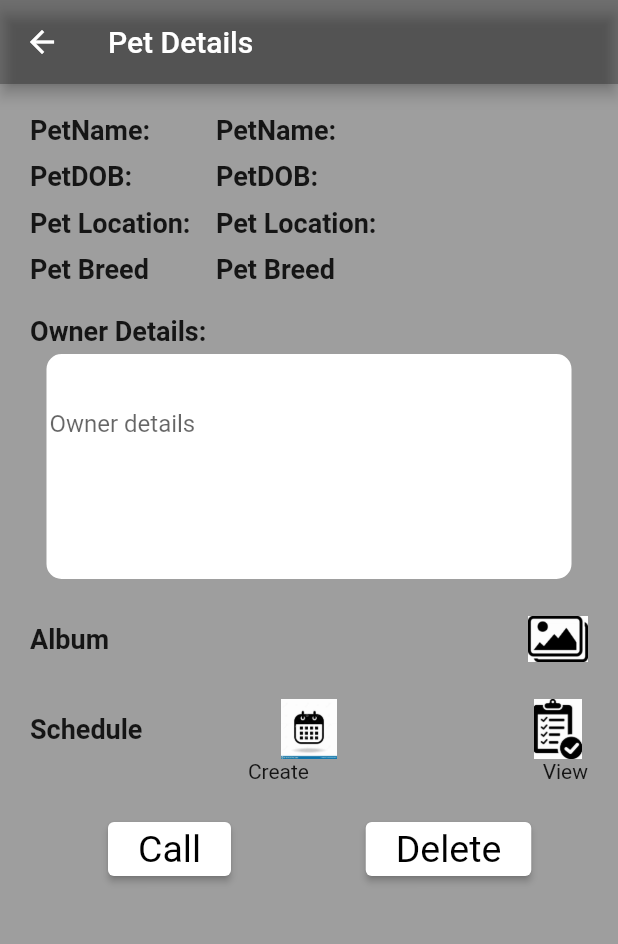
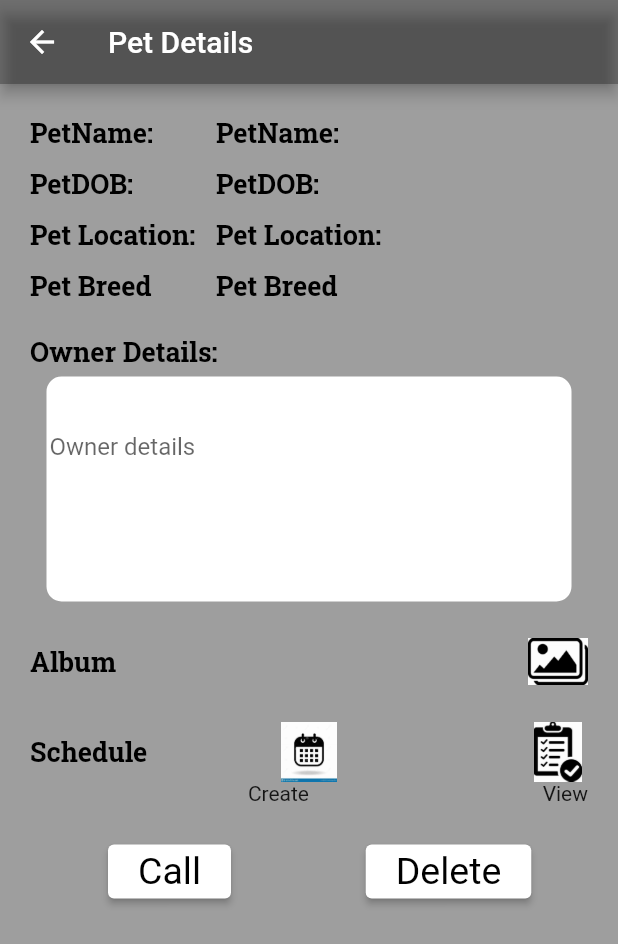
Before and after one commit to vishnuvarthann/infostretchpoc, a Flutter app: the NavigationDrawer screen opened directly, after a tap on an icon or button, on a phone screen of 412 x 824 dp. Shown: the top 944 px of the screen. Run offline on Flutter 3.47's test engine with Material 2 defaults, Android fonts, the phone set to English and light mode, and no system bars; our stand-ins replace carousel_slider, cloud_firestore, connectivity_plus, firebase_core, flutter_rating_bar, image_picker and 5 more; missing offline and left inert: flutter_phone_direct_caller; accounts and stored records are empty.

Commit message:
ui changes for fonts

```diff
--- a/lib/Utility/appbutton.dart
+++ b/lib/Utility/appbutton.dart
@@ -1,4 +1,5 @@
 import 'package:flutter/material.dart';
+import 'package:petfitproject/commonclass/fontfamily.dart';
 
 class AppButton extends StatelessWidget {
   final String title;
@@ -9,16 +10,16 @@ class AppButton extends StatelessWidget {
   final String route;
   final String id;
 
-   const AppButton(
-      {Key? key,
+  const AppButton({
+    Key? key,
     this.title = '',
     this.color = Colors.yellow,
     required this.onPressed,
     required this.id,
     required this.route,
     required this.height,
-      required this.width,})
-      : super(key: key);
+    required this.width,
+  }) : super(key: key);
 
   @override
   Widget build(BuildContext context) {
@@ -38,7 +39,13 @@ class AppButton extends StatelessWidget {
         child: TextButton(
           child: Text(
             title,
-            style: const TextStyle(color: Colors.black, fontSize: 16.0),
+            style: const TextStyle(
+              fontFamily: FontFamily.robotoMono,
+              color: Colors.black,
+              fontWeight: FontWeight.bold,
+              fontSize: 18.0,
+            ),
+            // style: const TextStyle(color: Colors.black, fontSize: 16.0),
           ),
           onPressed: () => onPressed(route, context, id),
         ));
--- /dev/null
+++ b/lib/commonclass/CustomTheme.dart
@@ -0,0 +1,13 @@
+import 'package:flutter/material.dart';
+
+class CustomTheme {
+  static ThemeData get lightTheme {
+    return ThemeData(
+        textTheme: ThemeData.dark().textTheme,
+        fontFamily: 'RobotoSlab', //3
+        buttonTheme: ButtonThemeData(
+          shape:
+              RoundedRectangleBorder(borderRadius: BorderRadius.circular(18.0)),
+        ));
+  }
+}
--- /dev/null
+++ b/lib/commonclass/appstyle.dart
@@ -0,0 +1,24 @@
+import 'package:flutter/material.dart';
+import 'package:petfitproject/commonclass/fontfamily.dart';
+
+class Styles {
+  static const TextStyle headerStyles = TextStyle(
+    fontFamily: FontFamily.robotoMono,
+    color: Colors.black,
+    fontWeight: FontWeight.bold,
+    fontSize: 18.0,
+  );
+
+  static const TextStyle buttonStyles = TextStyle(
+    fontFamily: FontFamily.robotoMono,
+    fontWeight: FontWeight.normal,
+    fontSize: 16,
+    color: Colors.white,
+  );
+
+  static ButtonStyle style = ButtonStyle(
+      backgroundColor: MaterialStateProperty.all(Colors.white),
+      padding:
+          MaterialStateProperty.all(const EdgeInsets.fromLTRB(20, 0, 20, 0)),
+      textStyle: MaterialStateProperty.all(const TextStyle(fontSize: 25)));
+}
--- a/lib/dartclass/login.dart
+++ b/lib/dartclass/login.dart
@@ -14,7 +14,6 @@ class Login extends StatefulWidget {
 }
 
 class _State extends State<Login> {
-  //late LoginServiceMainBloc _bloc;
   bool _isObscure = true;
   final _formKey = GlobalKey<FormState>();
   final _scaffoldKey = GlobalKey<ScaffoldState>();
@@ -155,21 +154,6 @@ class _State extends State<Login> {
                 },
               )),
           const SizedBox(height: 20),
-          Container(
-              height: 50,
-              padding: const EdgeInsets.fromLTRB(10, 0, 10, 0),
-              child: ElevatedButton(
-                child: Text(
-                  HOME.loginPetA,
-                  style: const TextStyle(
-                      fontSize: DimensionValue.fontSize16, color: Colors.black),
-                ),
-                onPressed: () {
-                  if (_formKey.currentState!.validate()) {
-                    _formKey.currentState!.save();
-                  }
-                },
-              )),
           const SizedBox(
             height: 10.0,
           ),
--- a/lib/dartclass/navigationdrawer.dart
+++ b/lib/dartclass/navigationdrawer.dart
@@ -1,5 +1,6 @@
 import 'package:flutter/material.dart';
 import 'package:petfitproject/Utility/constants.dart';
+import 'package:petfitproject/commonclass/fontfamily.dart';
 import 'package:petfitproject/dartclass/peddashboard.dart';
 import 'package:petfitproject/dartclass/aboutfragment.dart';
 import 'package:petfitproject/dartclass/landingfragment.dart';
@@ -65,8 +66,14 @@ class _NavigationDrawerState extends State<NavigationDrawer> {
               title: const Text(
                 BottomNav.title,
                 style: TextStyle(
+                  fontFamily: FontFamily.robotoMono,
                   color: Colors.white,
+                  fontWeight: FontWeight.bold,
+                  fontSize: 18.0,
                 ),
+                // style: TextStyle(
+                //   color: Colors.white,
+                // ),
               ),
               actions: const [
                 Padding(
@@ -108,7 +115,7 @@ class _NavigationDrawerState extends State<NavigationDrawer> {
     Navigator.pop(context);
     switch (menu) {
       case Menu.appointment:
-        Navigator.pushNamed(context, '/detailpage',
+        Navigator.pushNamed(context, '/Medicalapp',
             arguments: {'type': Menu.appointment});
         break;
       case Menu.detailpage:
--- a/lib/dartclass/peddashboard.dart
+++ b/lib/dartclass/peddashboard.dart
@@ -1,5 +1,6 @@
 import 'package:flutter/material.dart';
 import 'package:carousel_slider/carousel_slider.dart';
+import 'package:petfitproject/commonclass/fontfamily.dart';
 
 class PedDashBoard extends StatefulWidget {
   const PedDashBoard({Key? key}) : super(key: key);
@@ -91,7 +92,8 @@ getHomePageBody(BuildContext context) {
       return Card(
         child: ListTile(
           leading: Image(image: AssetImage(images[index])),
-          title: const Text("""PetName:""" +
+          title: const Text(
+            """PetName:""" +
                 "" +
                 '\n' +
                 "PetAge:" +
@@ -102,7 +104,14 @@ getHomePageBody(BuildContext context) {
                 '\n' +
                 "PetBreed:" +
                 "" +
-              '\n'),
+                '\n',
+            style: TextStyle(
+              fontFamily: FontFamily.robotoMono,
+              color: Colors.black,
+              fontWeight: FontWeight.bold,
+              fontSize: 18.0,
+            ),
+          ),
           onTap: () {
             Navigator.pushNamed(context, "/pedDetailView", arguments: null);
           },
--- a/lib/dartclass/peddetailsview.dart
+++ b/lib/dartclass/peddetailsview.dart
@@ -1,5 +1,8 @@
 import 'package:flutter/material.dart';
+import 'package:flutter_phone_direct_caller/flutter_phone_direct_caller.dart';
 import 'package:petfitproject/Utility/constants.dart';
+import 'package:petfitproject/commonclass/appstyle.dart';
+import 'package:url_launcher/url_launcher.dart';
 
 class PedDetailsView extends StatefulWidget {
   const PedDetailsView({Key? key}) : super(key: key);
@@ -13,12 +16,6 @@ class _PedDetailsViewState extends State<PedDetailsView> {
 
   @override
   Widget build(BuildContext context) {
-    final ButtonStyle style = ButtonStyle(
-        backgroundColor: MaterialStateProperty.all(Colors.white),
-        padding:
-            MaterialStateProperty.all(const EdgeInsets.fromLTRB(20, 0, 20, 0)),
-        textStyle: MaterialStateProperty.all(const TextStyle(fontSize: 25)));
-
     return Scaffold(
         appBar: AppBar(
           title:
@@ -47,21 +44,19 @@ class _PedDetailsViewState extends State<PedDetailsView> {
                 flex: 1,
                 child: Container(
                     alignment: Alignment.centerLeft,
-                    child: Text(LoginString.petName,
-                        style: const TextStyle(
-                          fontWeight: FontWeight.bold,
-                          fontSize: 18.0,
-                        ))),
+                    child: Text(
+                      LoginString.petName,
+                      style: Styles.headerStyles,
+                    )),
               ),
               Flexible(
                 flex: 2,
                 child: Container(
                   alignment: Alignment.centerLeft,
-                  child: Text(LoginString.petName,
-                      style: const TextStyle(
-                        fontWeight: FontWeight.bold,
-                        fontSize: 18.0,
-                      )),
+                  child: Text(
+                    LoginString.petName,
+                    style: Styles.headerStyles,
+                  ),
                 ),
               )
             ]),
@@ -71,21 +66,14 @@ class _PedDetailsViewState extends State<PedDetailsView> {
                 flex: 1,
                 child: Container(
                     alignment: Alignment.centerLeft,
-                    child: Text(LoginString.petDob,
-                        style: const TextStyle(
-                          fontWeight: FontWeight.bold,
-                          fontSize: 18.0,
-                        ))),
+                    child:
+                        Text(LoginString.petDob, style: Styles.headerStyles)),
               ),
               Flexible(
                 flex: 2,
                 child: Container(
                   alignment: Alignment.centerLeft,
-                  child: Text(LoginString.petDob,
-                      style: const TextStyle(
-                        fontWeight: FontWeight.bold,
-                        fontSize: 18.0,
-                      )),
+                  child: Text(LoginString.petDob, style: Styles.headerStyles),
                 ),
               )
             ]),
@@ -95,21 +83,19 @@ class _PedDetailsViewState extends State<PedDetailsView> {
                 flex: 1,
                 child: Container(
                     alignment: Alignment.centerLeft,
-                    child: Text(LoginString.PetLocation,
-                        style: const TextStyle(
-                          fontWeight: FontWeight.bold,
-                          fontSize: 18.0,
-                        ))),
+                    child: Text(
+                      LoginString.PetLocation,
+                      style: Styles.headerStyles,
+                    )),
               ),
               Flexible(
                 flex: 2,
                 child: Container(
                   alignment: Alignment.centerLeft,
-                  child: Text(LoginString.PetLocation,
-                      style: const TextStyle(
-                        fontWeight: FontWeight.bold,
-                        fontSize: 18.0,
-                      )),
+                  child: Text(
+                    LoginString.PetLocation,
+                    style: Styles.headerStyles,
+                  ),
                 ),
               )
             ]),
@@ -119,21 +105,19 @@ class _PedDetailsViewState extends State<PedDetailsView> {
                 flex: 1,
                 child: Container(
                     alignment: Alignment.centerLeft,
-                    child: Text(LoginString.petBreed,
-                        style: const TextStyle(
-                          fontWeight: FontWeight.bold,
-                          fontSize: 18.0,
-                        ))),
+                    child: Text(
+                      LoginString.petBreed,
+                      style: Styles.headerStyles,
+                    )),
               ),
               Flexible(
                 flex: 2,
                 child: Container(
                   alignment: Alignment.centerLeft,
-                  child: Text(LoginString.petBreed,
-                      style: const TextStyle(
-                        fontWeight: FontWeight.bold,
-                        fontSize: 18.0,
-                      )),
+                  child: Text(
+                    LoginString.petBreed,
+                    style: Styles.headerStyles,
+                  ),
                 ),
               )
             ]),
@@ -144,11 +128,10 @@ class _PedDetailsViewState extends State<PedDetailsView> {
                   flex: 1,
                   child: Container(
                       alignment: Alignment.centerLeft,
-                      child: Text(LoginString.ownerDetails,
-                          style: const TextStyle(
-                            fontWeight: FontWeight.bold,
-                            fontSize: 18.0,
-                          ))),
+                      child: Text(
+                        LoginString.ownerDetails,
+                        style: Styles.headerStyles,
+                      )),
                 ),
               ],
             ),
@@ -181,11 +164,10 @@ class _PedDetailsViewState extends State<PedDetailsView> {
                 flex: 1,
                 child: Container(
                     alignment: Alignment.centerLeft,
-                    child: Text(LoginString.album,
-                        style: const TextStyle(
-                          fontWeight: FontWeight.bold,
-                          fontSize: 18.0,
-                        ))),
+                    child: Text(
+                      LoginString.album,
+                      style: Styles.headerStyles,
+                    )),
               ),
               Flexible(
                 flex: 2,
@@ -205,11 +187,10 @@ class _PedDetailsViewState extends State<PedDetailsView> {
                 flex: 1,
                 child: Container(
                     alignment: Alignment.centerLeft,
-                    child: Text(LoginString.schedule,
-                        style: const TextStyle(
-                          fontWeight: FontWeight.bold,
-                          fontSize: 18.0,
-                        ))),
+                    child: Text(
+                      LoginString.schedule,
+                      style: Styles.headerStyles,
+                    )),
               ),
               Flexible(
                 flex: 1,
@@ -257,8 +238,10 @@ class _PedDetailsViewState extends State<PedDetailsView> {
                 child: Container(
                   alignment: Alignment.center,
                   child: ElevatedButton(
-                    style: style,
-                    onPressed: () {},
+                    style: Styles.style,
+                    onPressed: () {
+                      _launchCaller(context);
+                    },
                     child: Text(LoginString.call),
                   ),
                 ),
@@ -268,7 +251,7 @@ class _PedDetailsViewState extends State<PedDetailsView> {
                 child: Container(
                   alignment: Alignment.center,
                   child: ElevatedButton(
-                    style: style,
+                    style: Styles.style,
                     onPressed: () {},
                     child: Text(LoginString.delete),
                   ),
@@ -278,4 +261,9 @@ class _PedDetailsViewState extends State<PedDetailsView> {
           ]),
         )));
   }
+
+  _launchCaller(BuildContext context) async {
+    const number = '08592119XXXX'; //set the number here
+    bool? res = await FlutterPhoneDirectCaller.callNumber(number);
+  }
 }
--- a/lib/sideBar/sidebarlist.dart
+++ b/lib/sideBar/sidebarlist.dart
@@ -1,5 +1,6 @@
 import 'package:flutter/material.dart';
 import 'package:petfitproject/Utility/constants.dart';
+import 'package:petfitproject/commonclass/fontfamily.dart';
 
 class SidebarList extends StatelessWidget {
   final Function pickedOption;
@@ -9,7 +10,15 @@ class SidebarList extends StatelessWidget {
   Widget build(BuildContext context) {
     return Scaffold(
         appBar: AppBar(
-          title: const Text(BottomNav.title),
+          title: const Text(
+            BottomNav.title,
+            style: TextStyle(
+              fontFamily: FontFamily.robotoMono,
+              color: Colors.black,
+              fontWeight: FontWeight.bold,
+              fontSize: 18.0,
+            ),
+          ),
           automaticallyImplyLeading: false,
           actions: <Widget>[
             IconButton(
@@ -55,10 +64,10 @@ class SidebarList extends StatelessWidget {
       title: Text(
         title,
         style: const TextStyle(
-          fontStyle: FontStyle.normal,
+          fontFamily: FontFamily.robotoMono,
           color: Colors.black,
           fontWeight: FontWeight.bold,
-          fontSize: 14.0,
+          fontSize: 18.0,
         ),
       ),
       onTap: () => pickedOption(menu),
--- a/lib/ui/screens/home.dart
+++ b/lib/ui/screens/home.dart
@@ -38,9 +38,6 @@ class HomeScreen extends StatelessWidget {
                             Text("Cybdom"),
                           ],
                         ),
-                      ),
-                      CircleAvatar(
-                        backgroundImage: NetworkImage("$avatar"),
                       ),
                     ],
                   ),
--- a/pubspec.yaml
+++ b/pubspec.yaml
@@ -61,6 +61,8 @@ dependencies:
   table_calendar: ^3.0.4
   bloc_concurrency: ^0.2.0
   smooth_star_rating_null_safety: ^1.0.4+2
+  url_launcher: ^6.0.20
+  flutter_phone_direct_caller: ^2.1.0
 
 dev_dependencies:
   flutter_test:
```
Also changed, not shown: pubspec.lock. Lines whose indentation alone changed are shown as unchanged.
